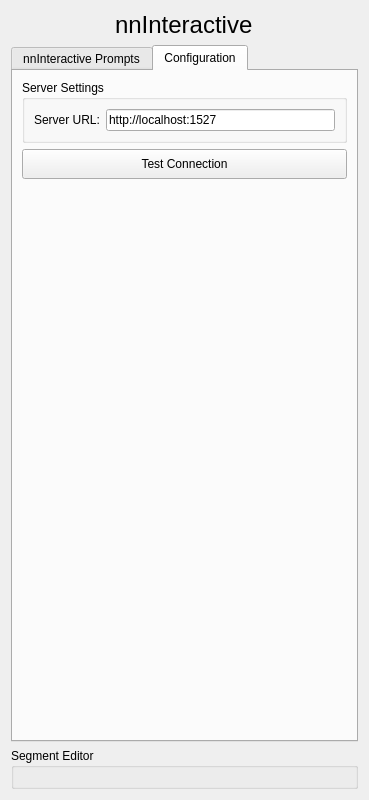
Above: slicer_plugin/SlicerNNInteractive/Resources/UI/SlicerNNInteractive.ui from coendevente/SlicerNNInteractive before the change. Below: the same form after it.
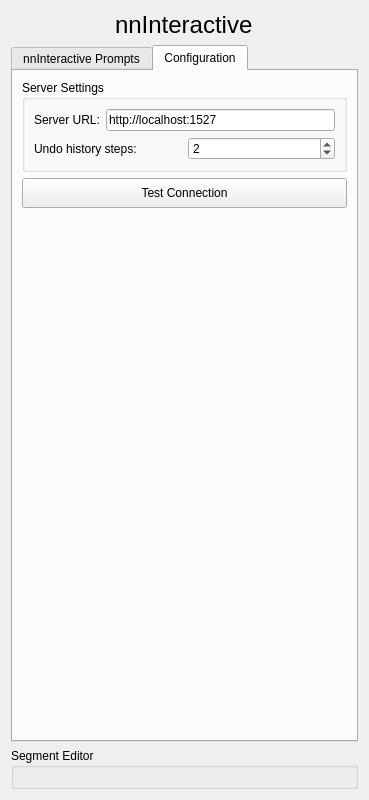
That is the form after the change. The open tabs and pages were chosen to show the change. Custom widgets are drawn as their Qt base class.

Commit message: ctrl+z with setting for history length in gui

Patch:
```diff
--- a/slicer_plugin/SlicerNNInteractive/Resources/UI/SlicerNNInteractive.ui
+++ b/slicer_plugin/SlicerNNInteractive/Resources/UI/SlicerNNInteractive.ui
@@ -326,6 +326,33 @@
               </item>
              </layout>
             </item>
+                        <item>
+                         <layout class="QHBoxLayout" name="horizontalLayout_historyDepth">
+                            <item>
+                             <widget class="QLabel" name="labelHistoryDepth">
+                                <property name="text">
+                                 <string>Undo history steps:</string>
+                                </property>
+                             </widget>
+                            </item>
+                            <item>
+                             <widget class="QSpinBox" name="sbHistoryDepth">
+                                <property name="toolTip">
+                                 <string>Maximum number of plugin prompt states kept for Ctrl+Z / Ctrl+Y.</string>
+                                </property>
+                                <property name="minimum">
+                                 <number>1</number>
+                                </property>
+                                <property name="maximum">
+                                 <number>100</number>
+                                </property>
+                                <property name="value">
+                                 <number>2</number>
+                                </property>
+                             </widget>
+                            </item>
+                         </layout>
+                        </item>
            </layout>
           </widget>
          </item>
```
The commit also changes 1 other file.
